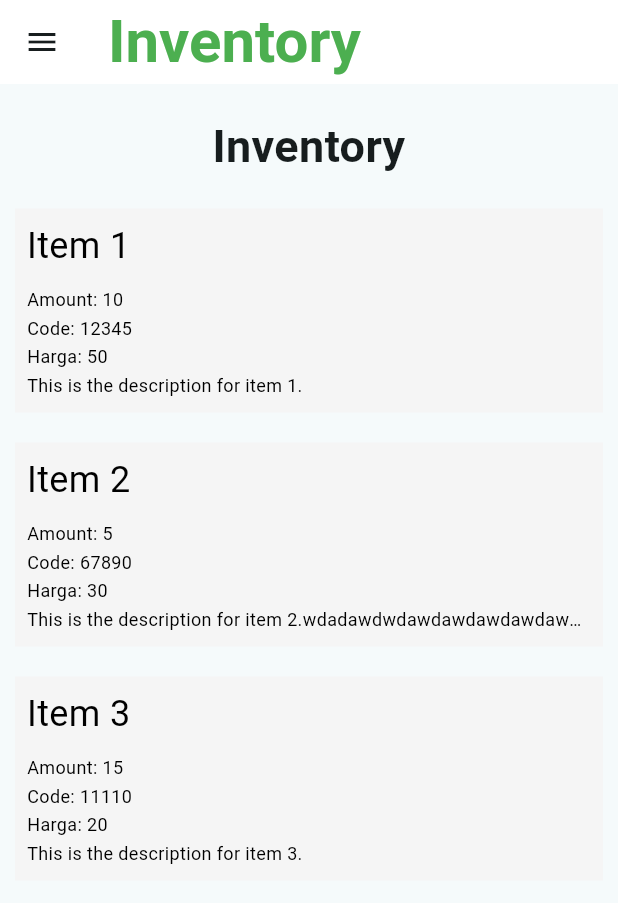
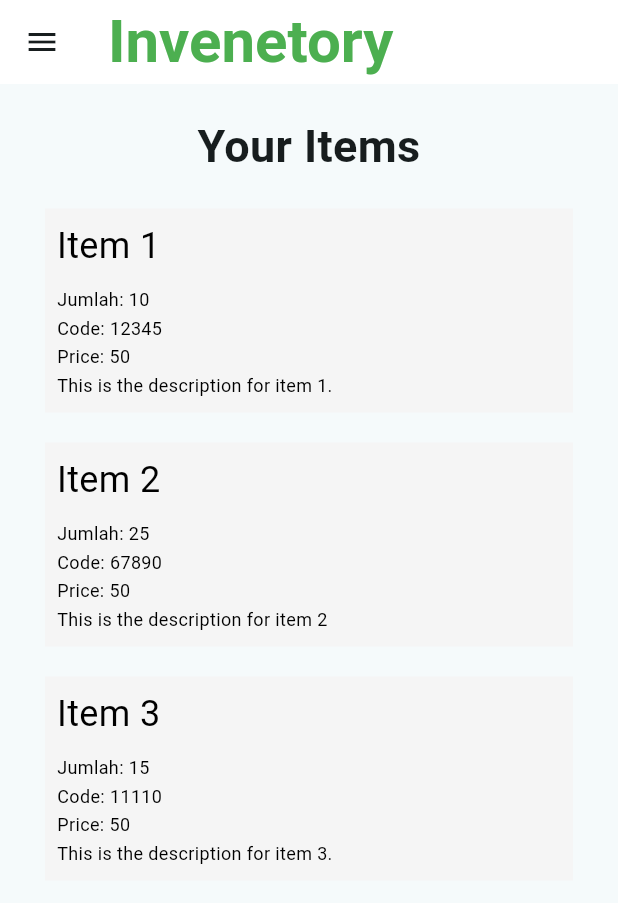
Before and after one commit to venedictchen/invenetory-mobile, a Flutter app: the InventoryListPage screen opened directly, on a phone screen of 412 x 824 dp. Shown: the top 903 px of the screen. Run offline on Flutter 3.47's test engine with Material 2 defaults, Android fonts, the phone set to English and light mode, and no system bars.

Commit message:
finish tugas 8

```diff
--- a/lib/screens/inventory_form.dart
+++ b/lib/screens/inventory_form.dart
@@ -22,14 +22,18 @@ class _InventoryFormPageState extends State<InventoryFormPage> {
       appBar: AppBar(
         title: const Center(
           child: Text(
-            'Add Product Form',
+            'Add Item Form',
+            textAlign: TextAlign.center,
           ),
+
         ),
         backgroundColor: Colors.white,
         foregroundColor: Colors.grey,
       ),
       drawer: const LeftDrawer(),
-      body: Form(
+      body: Padding(
+      padding: const EdgeInsets.all(20.0),
+      child: Form(
         key: _formKey,
         child: SingleChildScrollView(
           child: Column(
@@ -114,8 +118,8 @@ class _InventoryFormPageState extends State<InventoryFormPage> {
                 padding: const EdgeInsets.all(8.0),
                 child: TextFormField(
                   decoration: InputDecoration(
-                    hintText: "Harga",
-                    labelText: "Harga",
+                    hintText: "Price",
+                    labelText: "Price",
                     border: OutlineInputBorder(
                       borderRadius: BorderRadius.circular(5.0),
                     ),
@@ -212,6 +216,7 @@ class _InventoryFormPageState extends State<InventoryFormPage> {
           ),
         ),
       ),
+    )
     );
   }
 }
--- a/lib/screens/inventory_list.dart
+++ b/lib/screens/inventory_list.dart
@@ -15,16 +15,16 @@ class InventoryListPage extends StatelessWidget {
     ),
     Item(
       'Item 2',
-      5,
+      25,
       67890,
-      30,
-      'This is the description for item 2.wdadawdwdawdawdawdawdawdawdawdawdadawd',
+      50,
+      'This is the description for item 2',
     ),
     Item(
       'Item 3',
       15,
       11110,
-      20,
+      50,
       'This is the description for item 3.',
     ),
   ];
@@ -34,7 +34,7 @@ class InventoryListPage extends StatelessWidget {
     return Scaffold(
       appBar: AppBar(
         title: const Text(
-          'Inventory',
+          'Invenetory',
           style: TextStyle(
             color: Colors.green,
             fontSize: 40,
@@ -51,7 +51,7 @@ class InventoryListPage extends StatelessWidget {
             const Padding(
               padding: EdgeInsets.only(top: 10.0, bottom: 10.0),
               child: Text(
-                'Inventory',
+                'Your Items',
                 textAlign: TextAlign.center,
                 style: TextStyle(
                   fontSize: 30,
@@ -59,14 +59,16 @@ class InventoryListPage extends StatelessWidget {
                 ),
               ),
             ),
-            ListView(
+            Padding(
+              padding: const EdgeInsets.symmetric(horizontal: 20.0),
+              child: ListView(
                 shrinkWrap: true,
                 children: dummy.map((Item item) {
                   return Padding(
                     padding: const EdgeInsets.symmetric(vertical: 10.0),
                     child: InventoryItem(item),
                   );
-              }).toList(
+                }).toList(),
               ),
             ),
           ],
--- a/lib/widgets/inventory_item.dart
+++ b/lib/widgets/inventory_item.dart
@@ -35,7 +35,7 @@ class InventoryItem extends StatelessWidget {
 
             const Padding(padding: EdgeInsets.all(5)),
             Text(
-              'Amount: ${item.amount.toString()}',
+              'Jumlah: ${item.amount.toString()}',
               style: const TextStyle(color: Colors.black, fontSize: 12),
             ),
             const Padding(padding: EdgeInsets.all(1)),
@@ -46,7 +46,7 @@ class InventoryItem extends StatelessWidget {
             ),
             const Padding(padding: EdgeInsets.all(1)),
             Text(
-              'Harga: ${item.price.toString()}',
+              'Price: ${item.price.toString()}',
               style: const TextStyle(color: Colors.black, fontSize: 12),
               overflow: TextOverflow.ellipsis,
             ),
--- a/lib/widgets/left_drawer.dart
+++ b/lib/widgets/left_drawer.dart
@@ -54,16 +54,16 @@ class LeftDrawer extends StatelessWidget {
           ListTile(
             leading: const Icon(Icons.add_shopping_cart),
             title: const Text('Tambah Item'),
-            // Bagian redirection ke ShopFormPage
+            // Bagian redirection ke InventoryFormPage
             onTap: () {
               Navigator.push(context,
                   MaterialPageRoute(builder: (context) => const InventoryFormPage()));
             },
           ),
           ListTile(
-          leading: const Icon(Icons.add_shopping_cart),
+          leading: const Icon(Icons.inventory_rounded),
           title: const Text('Lihat Item'),
-          // Bagian redirection ke ShopFormPage
+          // Bagian redirection ke InventoryListPage
           onTap: () {
             Navigator.push(context,
                 MaterialPageRoute(builder: (context) => InventoryListPage()));
```
Also changed, not shown: 1 other file. Lines whose indentation alone changed are shown as unchanged.
